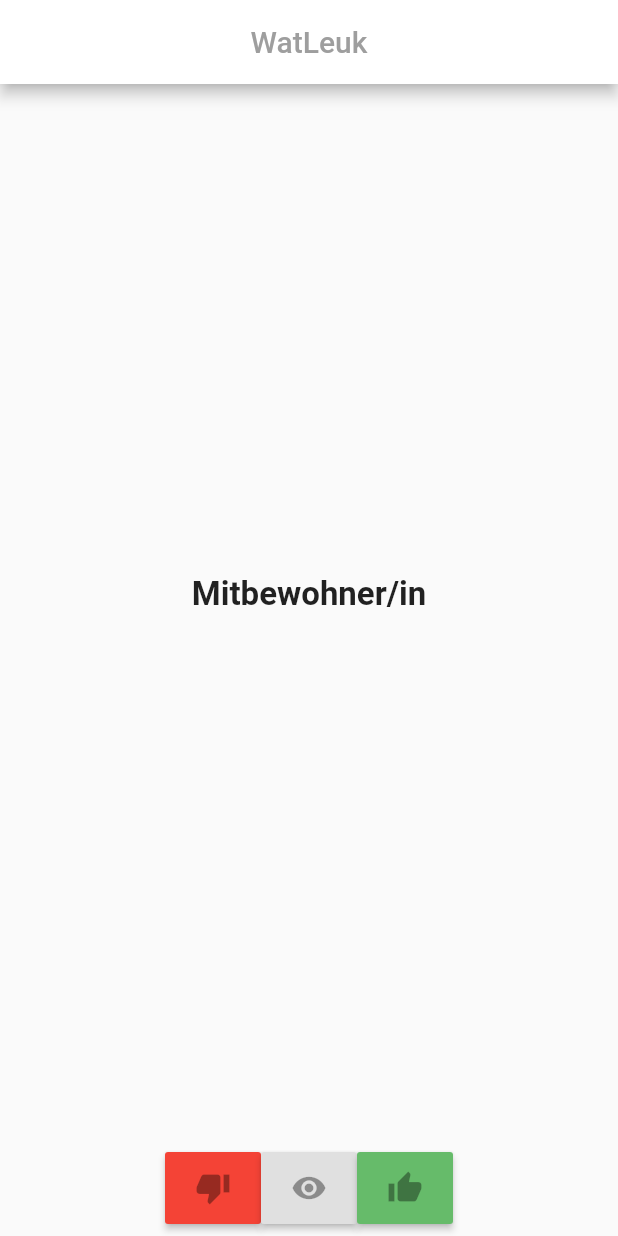
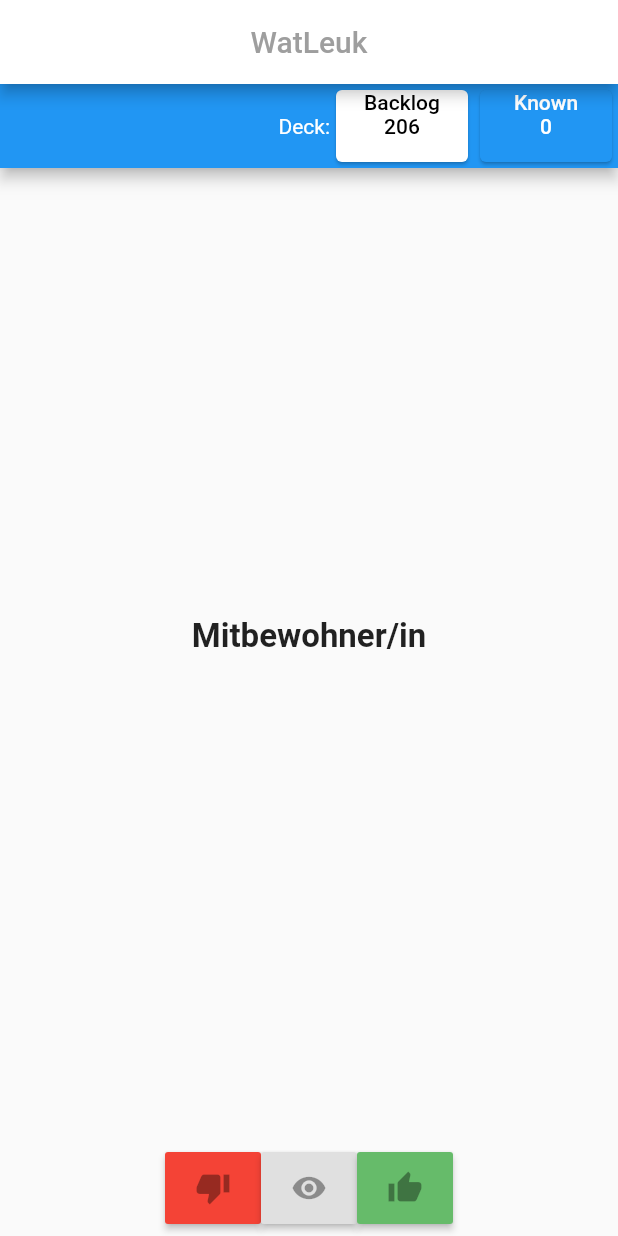
Before and after one commit to serious6/WatLeuk, a Flutter app: the screen it shows after launch, on a phone screen of 412 x 824 dp. Run offline on Flutter 3.47's test engine with Material 2 defaults, Android fonts, the phone set to English and light mode, and no system bars.

Commit message:
several decks available

```diff
--- a/lib/controller/translation_controller.dart
+++ b/lib/controller/translation_controller.dart
@@ -2,6 +2,7 @@ import 'dart:collection';
 
 import 'package:watleuk/controller/data_supply.dart';
 import 'package:watleuk/controller/progress_tracker.dart';
+import 'package:watleuk/model/deck.dart';
 import 'package:watleuk/model/translation.dart';
 
 class TranslationController {
@@ -27,28 +28,31 @@ class TranslationController {
     _basic.addAll(_dataSupplyController.buildData());
   }
 
-  Translation getNextTranslation() {
-    Translation _next = _pickRandomTranslation();
+  Translation getNextTranslation(Deck selectedDeck) {
+    Translation _next = _pickRandomTranslation(selectedDeck);
     if (_next != null) {
       _progressTracker.setCurrentTranslation(_next);
     }
     return _next;
   }
 
-  Translation _pickRandomTranslation() {
-    if (_basic.isEmpty) {
+  Translation _pickRandomTranslation(Deck selectedDeck) {
+    final Queue<Translation> _selectedQueue =
+        (Deck.Deck1 == selectedDeck ? _basic : _expert);
+
+    if (_selectedQueue.isEmpty) {
       return null;
     }
 
     final Translation _translation =
-        (_basic.toList(growable: false)..shuffle()).first;
+        (_selectedQueue.toList(growable: false)..shuffle()).first;
 
     return _translation;
   }
 
   Translation getCurrentTranslation() {
     if (_progressTracker.getCurrentTranslation() == null) {
-      getNextTranslation();
+      getNextTranslation(Deck.Deck1);
     }
 
     return _progressTracker.getCurrentTranslation();
@@ -73,4 +77,18 @@ class TranslationController {
       _expert.add(_current);
     }
   }
+
+  int getDeckSize(final Deck deck) {
+    if (Deck.Deck1 == deck) {
+      if (_basic != null) {
+        return _basic.toList(growable: false).length;
+      }
+    } else if (Deck.Deck2 == deck) {
+      if (_basic != null) {
+        return _expert.toList(growable: false).length;
+      }
+    } else {
+      return -1;
+    }
+  }
 }
--- /dev/null
+++ b/lib/model/deck.dart
@@ -0,0 +1,4 @@
+enum Deck {
+  Deck1,
+  Deck2,
+}
--- a/lib/screen/main_translation_screen.dart
+++ b/lib/screen/main_translation_screen.dart
@@ -1,13 +1,16 @@
 import 'package:flutter/material.dart';
 import 'package:watleuk/controller/translation_controller.dart';
+import 'package:watleuk/model/deck.dart';
 import 'package:watleuk/model/translation.dart';
 
 class MainTranslationScreen extends StatefulWidget {
   _TranslatorState _currentAppState;
+
   MainTranslationScreen(TranslationController _translationController, {Key key})
       : super(key: key) {
     _currentAppState = new _TranslatorState(_translationController);
   }
+
   @override
   _TranslatorState createState() => _currentAppState;
 }
@@ -17,20 +20,98 @@ class _TranslatorState extends State<MainTranslationScreen> {
 
   bool _watchPressed = false;
   bool _endOfGame = false;
+  bool _deck0Selected = true;
+
+  int _deckSize1 = 0;
+  TextStyle _textStyleButtonDeck1 = new TextStyle(color: Colors.black);
+  Color _colorButtonDeck1 = Colors.white;
+  int _deckSize2 = 0;
+  TextStyle _textStyleButtonDeck2 = new TextStyle(color: Colors.white);
+  Color _colorButtonDeck2 = Colors.blue[500];
 
   String _baseText = '';
   String _translatedText = '';
+
+  Deck _selectedDeck = Deck.Deck1;
 
   _TranslatorState(TranslationController translationController) {
     _translationController = translationController;
 
     _baseText = translationController.getCurrentTranslation().getBaseText();
+    _deckSize1 = _translationController.getDeckSize(Deck.Deck1);
+    _deckSize2 = _translationController.getDeckSize(Deck.Deck2);
   }
 
   @override
   Widget build(BuildContext context) {
     final double _width = MediaQuery.of(context).size.width * 0.95;
     return new Scaffold(
+      appBar: new AppBar(
+        actions: <Widget>[
+          new Visibility(
+            visible: !_endOfGame,
+            child: new Center(
+              child: new Text(
+                'Deck:',
+              ),
+            ),
+          ),
+          new Visibility(
+            visible: !_endOfGame,
+            child: new Card(
+              color: _colorButtonDeck1,
+              child: new FlatButton(
+                onPressed: _deckSize1 > 0
+                    ? () {
+                        _setSelectedDeck(Deck.Deck1);
+                      }
+                    : null,
+                child: new Center(
+                  child: new Column(
+                    children: <Widget>[
+                      new Text(
+                        'Backlog',
+                        style: _textStyleButtonDeck1,
+                      ),
+                      new Text(
+                        _deckSize1.toString(),
+                        style: _textStyleButtonDeck1,
+                      ),
+                    ],
+                  ),
+                ),
+              ),
+            ),
+          ),
+          new Visibility(
+            visible: !_endOfGame,
+            child: new Card(
+              color: _colorButtonDeck2,
+              child: new FlatButton(
+                onPressed: _deckSize2 > 0
+                    ? () {
+                        _setSelectedDeck(Deck.Deck2);
+                      }
+                    : null,
+                child: new Center(
+                  child: new Column(
+                    children: <Widget>[
+                      new Text(
+                        'Known',
+                        style: _textStyleButtonDeck2,
+                      ),
+                      new Text(
+                        _deckSize2.toString(),
+                        style: _textStyleButtonDeck2,
+                      ),
+                    ],
+                  ),
+                ),
+              ),
+            ),
+          ),
+        ],
+      ),
       body: new Column(
           mainAxisAlignment: MainAxisAlignment.center,
           children: <Widget>[
@@ -112,6 +193,28 @@ class _TranslatorState extends State<MainTranslationScreen> {
     );
   }
 
+  void _setSelectedDeck(Deck selection) {
+    setState(() {
+      if (Deck.Deck1 == selection) {
+        _textStyleButtonDeck1 = new TextStyle(color: Colors.black);
+        _textStyleButtonDeck2 = new TextStyle(color: Colors.white);
+        _colorButtonDeck1 = Colors.white;
+        _colorButtonDeck2 = Colors.blue[500];
+      } else if (Deck.Deck2 == selection) {
+        _textStyleButtonDeck2 = new TextStyle(color: Colors.black);
+        _textStyleButtonDeck1 = new TextStyle(color: Colors.white);
+        _colorButtonDeck2 = Colors.white;
+        _colorButtonDeck1 = Colors.blue[500];
+      } else {
+        _textStyleButtonDeck1 = new TextStyle(color: Colors.white);
+        _textStyleButtonDeck2 = new TextStyle(color: Colors.white);
+        _colorButtonDeck2 = Colors.blue[500];
+        _colorButtonDeck1 = Colors.blue[500];
+      }
+      _selectedDeck = selection;
+    });
+  }
+
   void _unmask() {
     setState(() {
       _watchPressed = true;
@@ -134,6 +237,7 @@ class _TranslatorState extends State<MainTranslationScreen> {
     setState(() {
       _translationController.reset();
       _endOfGame = false;
+      _setSelectedDeck(Deck.Deck1);
       _nextTranslation();
     });
   }
@@ -142,7 +246,7 @@ class _TranslatorState extends State<MainTranslationScreen> {
     setState(() {
       _watchPressed = false;
       final Translation _translation =
-          _translationController.getNextTranslation();
+          _translationController.getNextTranslation(_selectedDeck);
       if (_translation != null) {
         _baseText = _translation.getBaseText();
         _translatedText = '';
@@ -151,6 +255,8 @@ class _TranslatorState extends State<MainTranslationScreen> {
         _translatedText = 'Try again?';
         _endOfGame = true;
       }
+      _deckSize1 = _translationController.getDeckSize(Deck.Deck1);
+      _deckSize2 = _translationController.getDeckSize(Deck.Deck2);
     });
   }
 }
```
